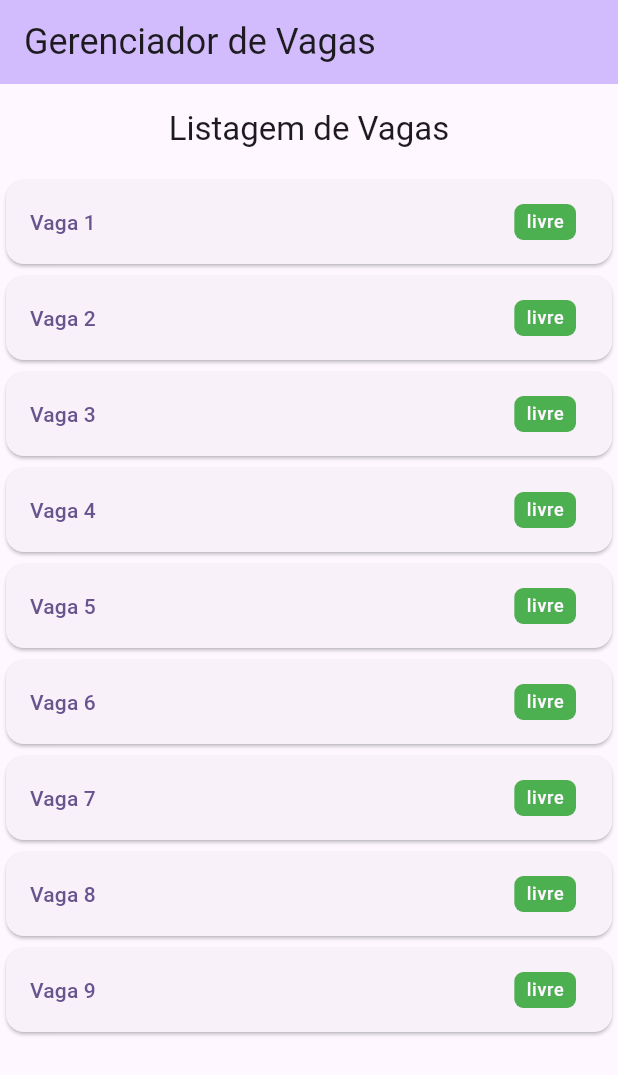
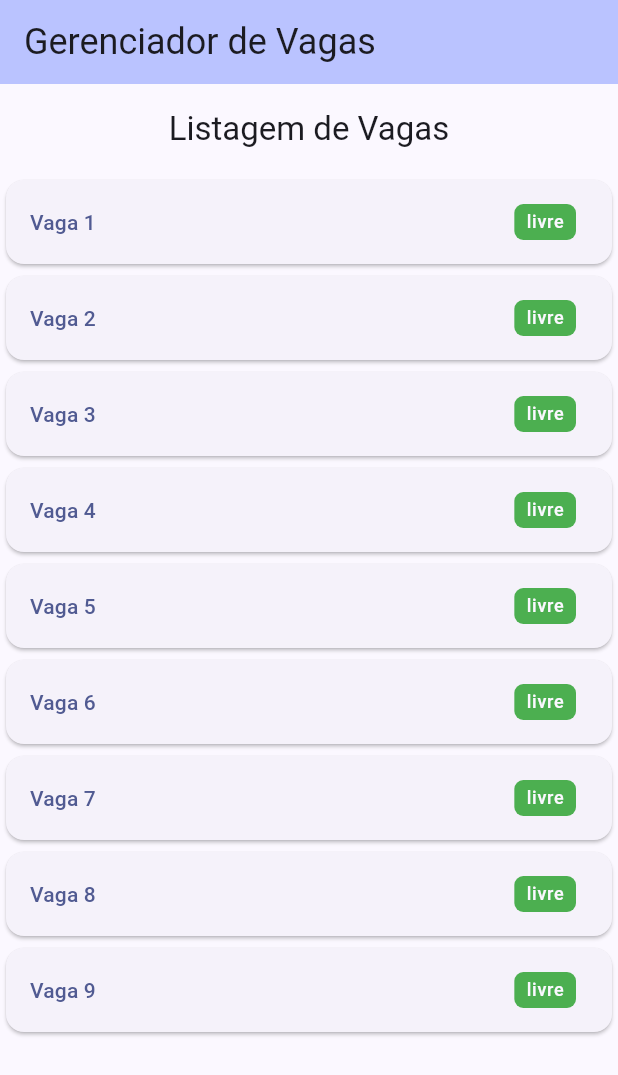
Before and after one commit to LucasMdosAnjos/gerenciador_vagas, a Flutter app: the screen it shows after launch, on a phone screen of 412 x 824 dp. Shown: the top 1075 px of the screen. Run offline on Flutter 3.47's test engine with Material 3 defaults, Android fonts, the phone set to English and light mode, and no system bars; our stand-ins replace bloc, dartz, flutter_animate, flutter_bloc, get_it, go_router and 1 more; accounts and stored records are empty.

Commit message:
ajustes dark e light mode

```diff
--- a/lib/features/home/presentation/home_screen.dart
+++ b/lib/features/home/presentation/home_screen.dart
@@ -33,7 +33,7 @@ class _HomeScreenState extends State<HomeScreen> {
   Widget build(BuildContext context) {
     return Scaffold(
       appBar: AppBar(
-        backgroundColor: Theme.of(context).colorScheme.inversePrimary,
+        backgroundColor: colorScheme.inversePrimary,
         title: Text(
           'Gerenciador de Vagas',
           style: textTheme.headlineSmall,
--- a/lib/main.dart
+++ b/lib/main.dart
@@ -45,9 +45,14 @@ class MyApp extends StatelessWidget {
     return MaterialApp.router(
       title: 'Gerenciador de Vagas',
       theme: ThemeData(
-        colorScheme: ColorScheme.fromSeed(seedColor: Colors.deepPurple),
-        useMaterial3: true,
+        colorScheme: ColorScheme.fromSeed(
+            seedColor: Colors.indigo, brightness: Brightness.light),
       ),
+      darkTheme: ThemeData(
+        colorScheme: ColorScheme.fromSeed(
+            seedColor: Colors.indigo, brightness: Brightness.dark),
+      ),
+      themeMode: ThemeMode.system,
       routerConfig: _router,
     );
   }
```
